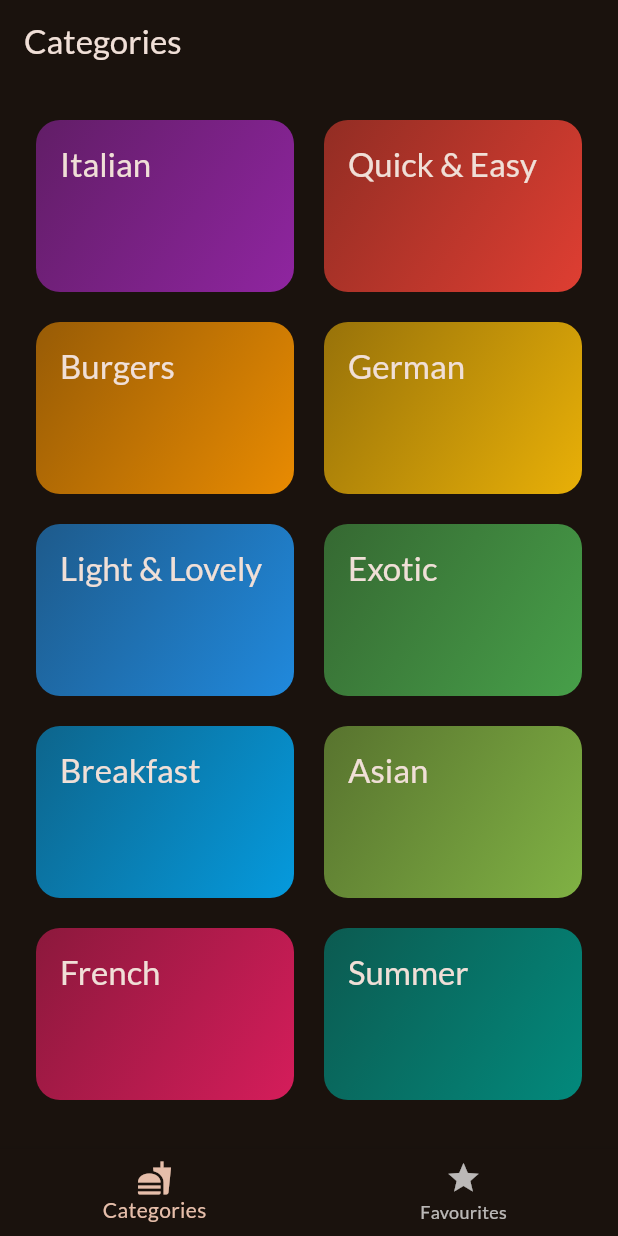
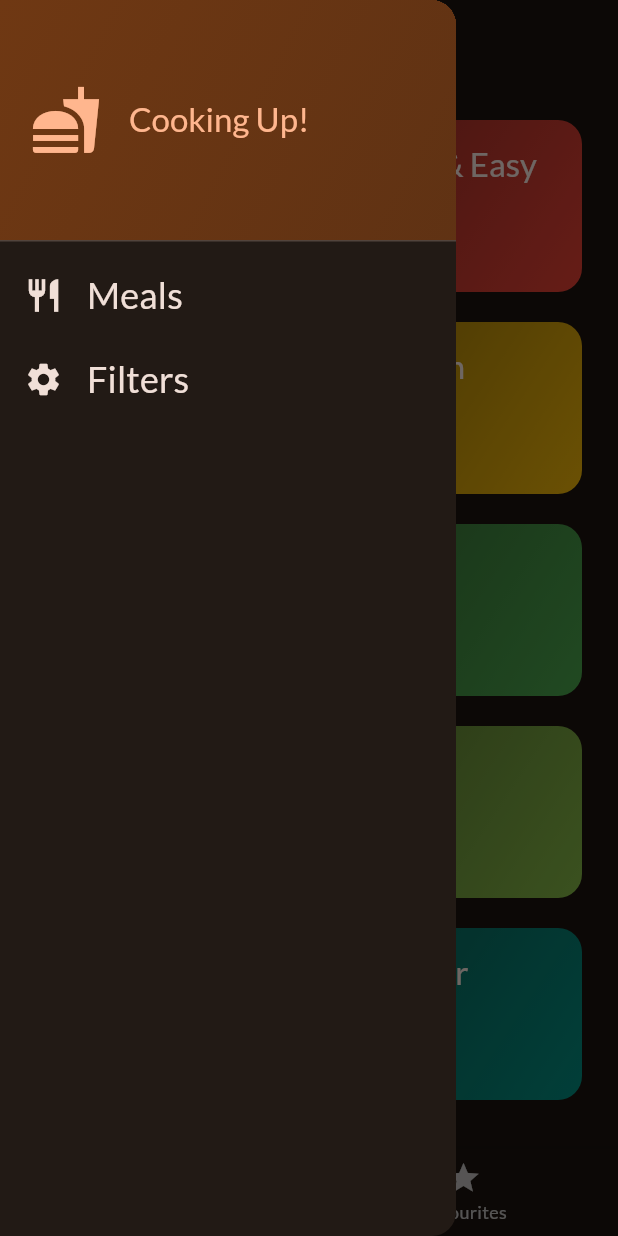
Before and after one commit to harshalrajnoor/meals_app, a Flutter app: the screen it shows after launch, with the side drawer open (before the commit the screen has no drawer), on a phone screen of 412 x 824 dp. Run offline on Flutter 3.47's test engine with Material 3 defaults, Android fonts, the phone set to English and light mode, and no system bars; our stand-ins replace google_fonts, transparent_image.

Commit message:
added filters for menu

```diff
--- a/lib/main.dart
+++ b/lib/main.dart
@@ -1,7 +1,6 @@
 import 'package:flutter/material.dart';
 
 import 'package:google_fonts/google_fonts.dart';
-import 'package:meals_app/screens/categories.dart';
 import 'package:meals_app/screens/tabs.dart';
 
 final theme = ThemeData(
@@ -22,6 +21,6 @@ class App extends StatelessWidget {
   @override
   Widget build(BuildContext context) {
     // return MaterialApp(theme: theme, home: const CategoriesScreen());
-    return MaterialApp(theme: theme, home: const TabsScreen());
+    return MaterialApp(theme: theme, home: const SafeArea(child: TabsScreen()));
   }
 }
--- a/lib/screens/categories.dart
+++ b/lib/screens/categories.dart
@@ -7,9 +7,13 @@ import 'package:meals_app/widgets/category_grid_item.dart';
 import '../models/meal.dart';
 
 class CategoriesScreen extends StatelessWidget {
-  const CategoriesScreen({super.key, required this.onToggleFavourite});
+  const CategoriesScreen(
+      {super.key,
+      required this.onToggleFavourite,
+      required this.availableMeals});
 
   final void Function(Meal meal) onToggleFavourite;
+  final List<Meal> availableMeals;
 
   void _selectedCategory(BuildContext context, Category category) {
     final filteredMeals = dummyMeals
--- a/lib/screens/tabs.dart
+++ b/lib/screens/tabs.dart
@@ -1,8 +1,18 @@
 import 'package:flutter/material.dart';
+import 'package:meals_app/data/dummy_data.dart';
 import 'package:meals_app/screens/categories.dart';
+import 'package:meals_app/screens/filters.dart';
 import 'package:meals_app/screens/meals.dart';
+import 'package:meals_app/widgets/main_drawer.dart';
 
 import '../models/meal.dart';
+
+const kInitialFilters = {
+  Filter.glutenFree: false,
+  Filter.lactoseFree: false,
+  Filter.vegetarian: false,
+  Filter.vegan: false,
+};
 
 class TabsScreen extends StatefulWidget {
   const TabsScreen({super.key});
@@ -14,6 +24,7 @@ class TabsScreen extends StatefulWidget {
 class _TabsScreenState extends State<TabsScreen> {
   int _selectedPageIndex = 0;
   final List<Meal> _favouriteMeals = [];
+  Map<Filter, bool> _selectedFilters = kInitialFilters;
 
   void _showInfoMessage(String message) {
     ScaffoldMessenger.of(context).clearSnackBars();
@@ -45,10 +56,43 @@ class _TabsScreenState extends State<TabsScreen> {
     });
   }
 
+  void _setScreen(String identifier) async {
+    Navigator.of(context).pop();
+    if (identifier == 'filters') {
+      final result = await Navigator.of(context).push<Map<Filter, bool>>(
+        MaterialPageRoute(
+          builder: (ctx) => FiltersScreen(
+            currentFilters: _selectedFilters,
+          ),
+        ),
+      );
+      setState(() {
+        _selectedFilters = result ?? kInitialFilters;
+      });
+    }
+  }
+
   @override
   Widget build(BuildContext context) {
+    final availableMeals = dummyMeals.where((meal) {
+      if (_selectedFilters[Filter.glutenFree]! && !meal.isGlutenFree) {
+        return false;
+      }
+      if (_selectedFilters[Filter.lactoseFree]! && !meal.isLactoseFree) {
+        return false;
+      }
+      if (_selectedFilters[Filter.vegetarian]! && !meal.isVegetarian) {
+        return false;
+      }
+      if (_selectedFilters[Filter.vegan]! && !meal.isVegan) {
+        return false;
+      }
+      return true;
+    }).toList();
+
     Widget activePage = CategoriesScreen(
       onToggleFavourite: _toggleMealFavouriteStatus,
+      availableMeals: availableMeals,
     );
     var activePageTitle = 'Categories';
     if (_selectedPageIndex == 1) {
@@ -62,6 +106,9 @@ class _TabsScreenState extends State<TabsScreen> {
     return Scaffold(
       appBar: AppBar(
         title: Text(activePageTitle),
+      ),
+      drawer: MainDrawer(
+        onSelectedScreen: _setScreen,
       ),
       body: activePage,
       bottomNavigationBar: BottomNavigationBar(
--- /dev/null
+++ b/lib/widgets/main_drawer.dart
@@ -0,0 +1,77 @@
+import 'package:flutter/material.dart';
+
+class MainDrawer extends StatelessWidget {
+  const MainDrawer({super.key, required this.onSelectedScreen});
+
+  final void Function(String identifier) onSelectedScreen;
+
+  @override
+  Widget build(BuildContext context) {
+    return Drawer(
+      child: Column(
+        children: [
+          DrawerHeader(
+            padding: const EdgeInsets.all(20),
+            decoration: BoxDecoration(
+              gradient: LinearGradient(colors: [
+                Theme.of(context).colorScheme.primaryContainer,
+                Theme.of(context).colorScheme.primaryContainer.withOpacity(0.8)
+              ], begin: Alignment.topLeft, end: Alignment.bottomRight),
+            ),
+            child: Row(
+              children: [
+                Icon(
+                  Icons.fastfood,
+                  size: 48,
+                  color: Theme.of(context).colorScheme.primary,
+                ),
+                const SizedBox(
+                  width: 18,
+                ),
+                Text(
+                  'Cooking Up!',
+                  style: Theme.of(context)
+                      .textTheme
+                      .titleLarge!
+                      .copyWith(color: Theme.of(context).colorScheme.primary),
+                )
+              ],
+            ),
+          ),
+          ListTile(
+            leading: Icon(
+              Icons.restaurant,
+              size: 26,
+              color: Theme.of(context).colorScheme.onBackground,
+            ),
+            title: Text(
+              'Meals',
+              style: Theme.of(context).textTheme.titleSmall!.copyWith(
+                  color: Theme.of(context).colorScheme.onBackground,
+                  fontSize: 24),
+            ),
+            onTap: () {
+              onSelectedScreen('meals');
+            },
+          ),
+          ListTile(
+            leading: Icon(
+              Icons.settings,
+              size: 26,
+              color: Theme.of(context).colorScheme.onBackground,
+            ),
+            title: Text(
+              'Filters',
+              style: Theme.of(context).textTheme.titleSmall!.copyWith(
+                  color: Theme.of(context).colorScheme.onBackground,
+                  fontSize: 24),
+            ),
+            onTap: () {
+              onSelectedScreen('filters');
+            },
+          )
+        ],
+      ),
+    );
+  }
+}
```
Also changed, not shown: lib/screens/filters.dart (added, +143 -0 lines).
